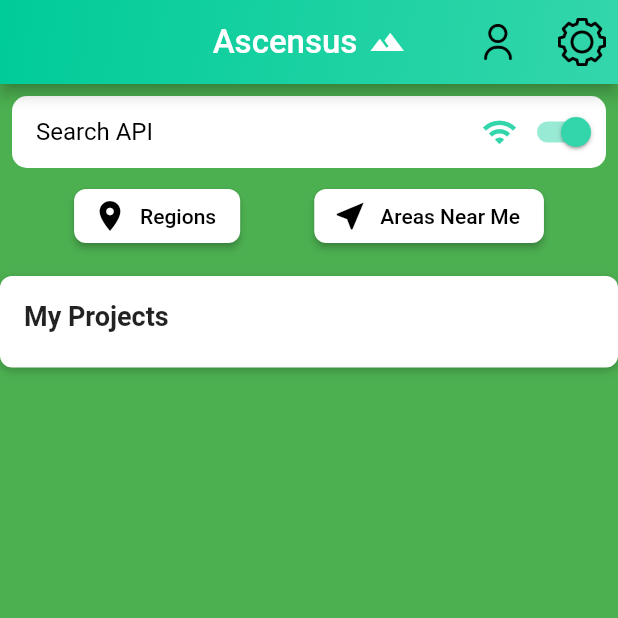
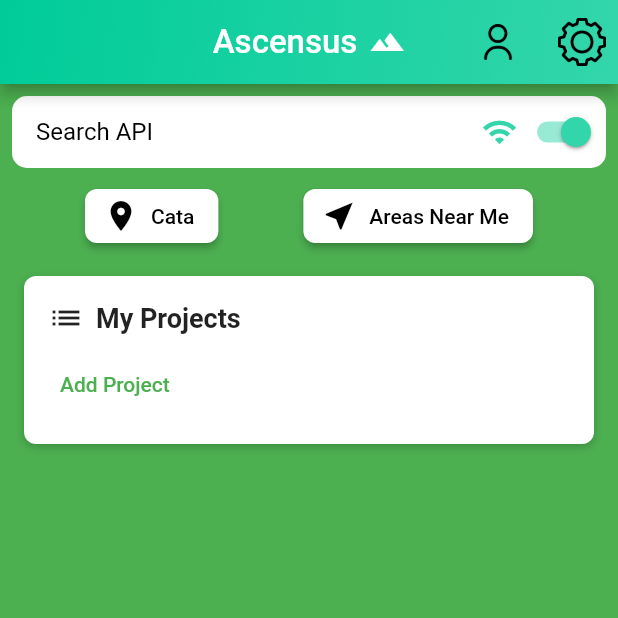
Before and after one commit to marktorrescoding/acen, a Flutter app: the screen it shows after launch, on a phone screen of 412 x 824 dp, the top half of it. Run offline on Flutter 3.47's test engine with Material 2 defaults, Android fonts, the phone set to English and light mode, and no system bars; our stand-ins replace geolocator, google_fonts, graphql, graphql_flutter, hive, hive_flutter and 2 more; accounts and stored records are empty; network calls fail.

Commit message:
homepage changes

```diff
--- a/lib/pages/home_page/home_page.dart
+++ b/lib/pages/home_page/home_page.dart
@@ -1,10 +1,13 @@
 import 'package:flutter/material.dart';
-import 'package:provider/provider.dart'; // Import Provider
-import 'package:openbeta/services/my_projects.dart'; // Import MyProjects
+import 'package:provider/provider.dart';
+import 'package:openbeta/services/my_projects.dart';
+import 'package:openbeta/pages/regions.dart';
+
+// Widget imports
 import 'widgets/search_bar.dart';
 import 'widgets/app_bar/app_bar.dart';
-import 'package:openbeta/pages/regions.dart'; // Import the regions page
-import 'package:openbeta/pages/home_page/widgets/MyProjectsSection.dart';
+import 'widgets/MyProjectsSection.dart';
+import 'widgets/custom_button_widget.dart';
 
 class HomePage extends StatelessWidget {
   @override
@@ -30,7 +33,7 @@
                     mainAxisAlignment: MainAxisAlignment.spaceEvenly,
                     children: [
                       CustomButton(
-                        text: 'Regions',
+                        text: 'Cata',
                         icon: Icons.location_on,
                         onPressed: () => Navigator.push(
                           context,
@@ -45,7 +48,10 @@
                     ],
                   ),
                   SizedBox(height: 16), // Add spacing between the buttons and "My Projects"
-                  MyProjectsSection(projects: myProjects.projects),
+                  Container(
+                    padding: EdgeInsets.symmetric(horizontal: 16), // Add horizontal padding
+                    child: MyProjectsSection(projects: myProjects.projects),
+                  ),
                 ],
               ),
             ),
@@ -55,34 +61,3 @@
     );
   }
 }
-
-
-class CustomButton extends StatelessWidget {
-  final String text;
-  final IconData icon;
-  final VoidCallback onPressed;
-
-  const CustomButton({
-    required this.text,
-    required this.icon,
-    required this.onPressed,
-  });
-
-  @override
-  Widget build(BuildContext context) {
-    return ElevatedButton.icon(
-      onPressed: onPressed,
-      icon: Icon(icon, color: Colors.black),
-      label: Text(
-        text,
-        style: TextStyle(color: Colors.black),
-      ),
-      style: ElevatedButton.styleFrom(
-        primary: Colors.white,
-        shape: RoundedRectangleBorder(
-          borderRadius: BorderRadius.circular(8),
-        ),
-      ),
-    );
-  }
-}
--- a/lib/pages/home_page/widgets/MyProjectsSection.dart
+++ b/lib/pages/home_page/widgets/MyProjectsSection.dart
@@ -1,4 +1,6 @@
 import 'package:flutter/material.dart';
+import 'package:openbeta/pages/regions.dart';
+
 
 class MyProjectsSection extends StatelessWidget {
   final List<String> projects;
@@ -23,6 +25,10 @@
       child: Column(
         crossAxisAlignment: CrossAxisAlignment.start,
         children: [
+          Row(
+            children: [
+              Icon(Icons.list),
+              SizedBox(width: 8),
               Text(
                 'My Projects',
                 style: TextStyle(
@@ -30,7 +36,24 @@
                   fontWeight: FontWeight.bold,
                 ),
               ),
+            ],
+          ),
           SizedBox(height: 8),
+          if (projects.isEmpty)
+            Column(
+              children: [
+                TextButton(
+                  onPressed: () {
+                    Navigator.push(context,
+                      MaterialPageRoute(builder: (context) => RegionPage()),
+
+                    );
+                  },
+                  child: Text('Add Project'),
+                ),
+              ],
+            )
+          else
             ListView.builder(
               shrinkWrap: true,
               itemCount: projects.length,
--- /dev/null
+++ b/lib/pages/home_page/widgets/custom_button_widget.dart
@@ -0,0 +1,31 @@
+import 'package:flutter/material.dart';
+
+class CustomButton extends StatelessWidget {
+  final String text;
+  final IconData icon;
+  final VoidCallback onPressed;
+
+  const CustomButton({
+    required this.text,
+    required this.icon,
+    required this.onPressed,
+  });
+
+  @override
+  Widget build(BuildContext context) {
+    return ElevatedButton.icon(
+      onPressed: onPressed,
+      icon: Icon(icon, color: Colors.black),
+      label: Text(
+        text,
+        style: TextStyle(color: Colors.black),
+      ),
+      style: ElevatedButton.styleFrom(
+        primary: Colors.white,
+        shape: RoundedRectangleBorder(
+          borderRadius: BorderRadius.circular(8),
+        ),
+      ),
+    );
+  }
+}
```
Lines whose indentation alone changed are shown as unchanged.
